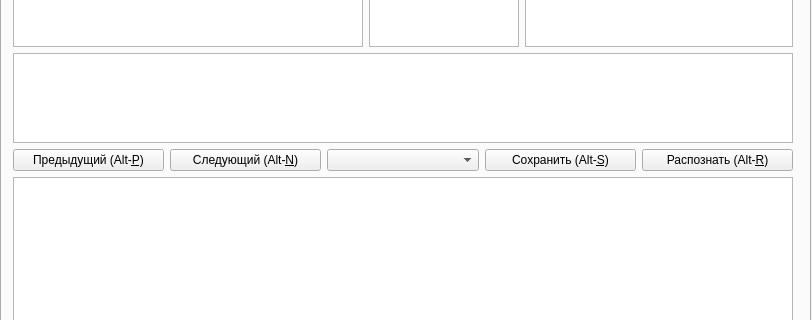
Qt form mainwindow.ui (aancupov/scanandclip) before a commit; both pictures show x 0 to 812 and y 107 to 427 of the 812 by 542 pixel window.
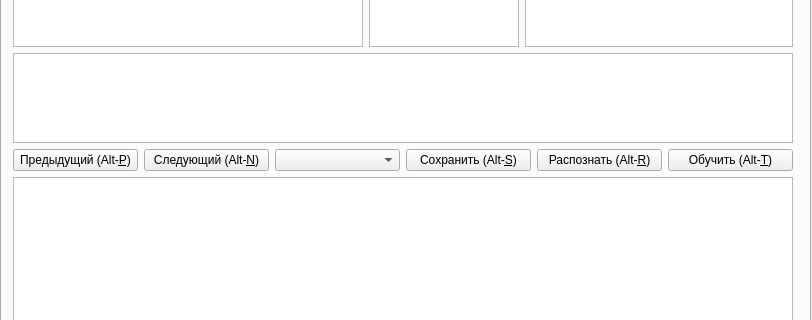
The same form after that commit.

```diff
--- a/mainwindow.ui
+++ b/mainwindow.ui
@@ -219,6 +219,13 @@
            </property>
           </widget>
          </item>
+         <item>
+          <widget class="QPushButton" name="btStudy">
+           <property name="text">
+            <string>Обучить (Alt-&amp;T)</string>
+           </property>
+          </widget>
+         </item>
         </layout>
        </item>
        <item>
```
